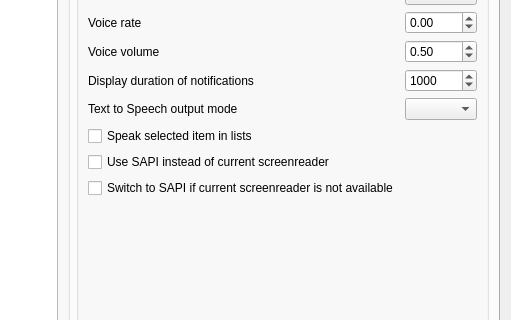
CoBC/TeamTalk5, file Client/qtTeamTalk/preferences.ui: the form before one commit; both pictures show x 608 to 1119 and y 148 to 468 of the 1119 by 697 pixel window.
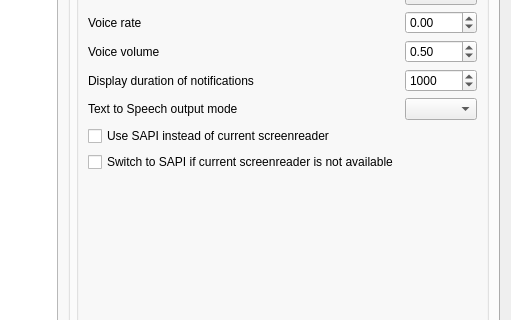
The form after the commit. The open tabs and pages were chosen to show the change. Icons and pictures are not drawn. Custom widgets are drawn as their Qt base class.

Commit message: Remove speak list option

Patch:
```diff
--- a/Client/qtTeamTalk/preferences.ui
+++ b/Client/qtTeamTalk/preferences.ui
@@ -1813,13 +1813,6 @@
             <item row="7" column="1">
              <widget class="QComboBox" name="ttsOutputModeComboBox"/>
             </item>
-            <item row="8" column="0">
-             <widget class="QCheckBox" name="ttsSpeakListsChkBox">
-              <property name="text">
-               <string>Speak selected item in lists</string>
-              </property>
-             </widget>
-            </item>
             <item row="9" column="0">
              <widget class="QCheckBox" name="ttsForceSapiChkBox">
               <property name="text">
```
The commit also changes 3 other files.
